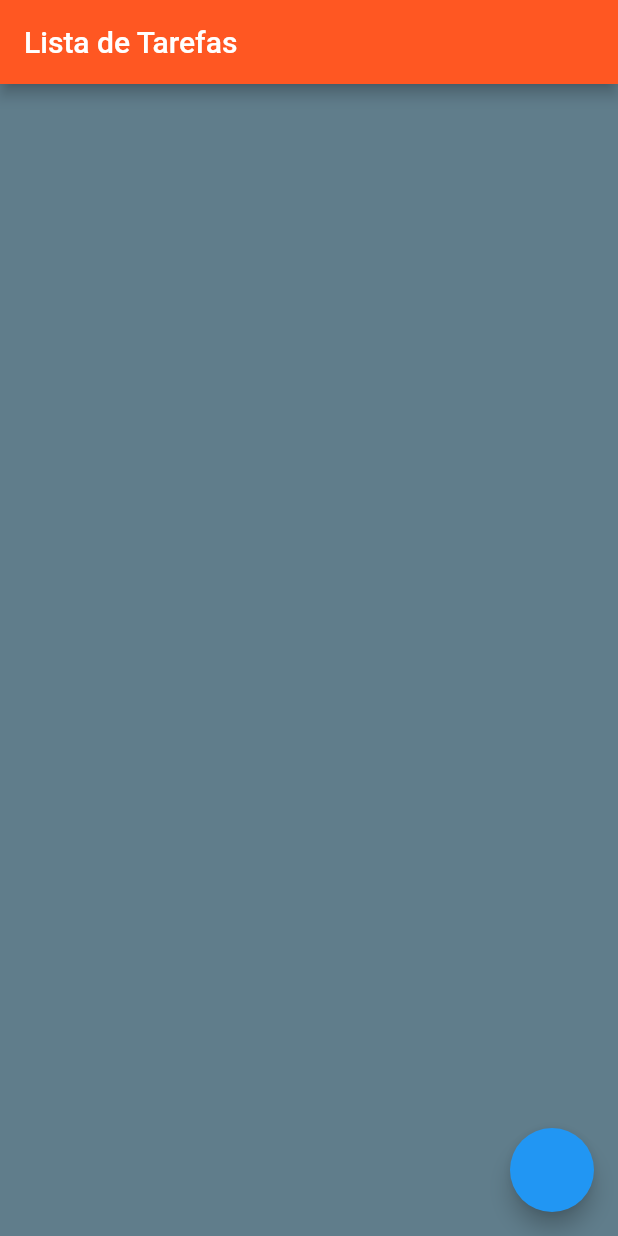
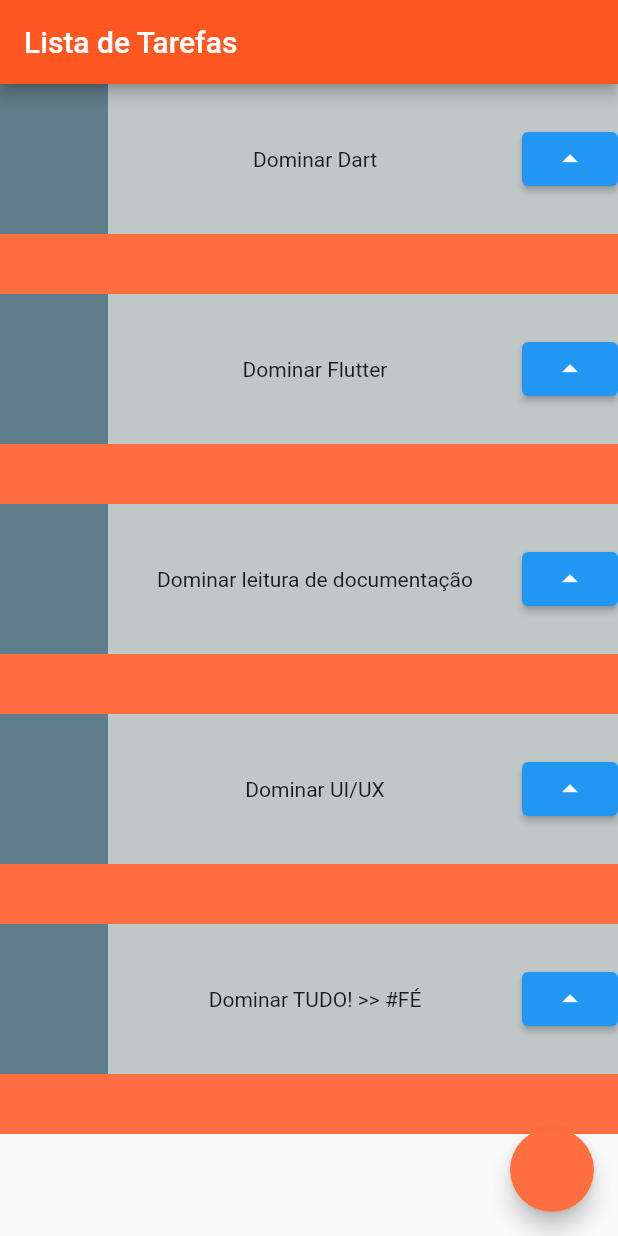
Before and after one commit to jrrodrigo421/Estudos_Flutter, a Flutter app: the screen it shows after launch, on a phone screen of 412 x 824 dp. Run offline on Flutter 3.47's test engine with Material 2 defaults, Android fonts, the phone set to English and light mode, and no system bars.

Commit message:
criando a listagem de task e parametro para diferenciar as task

```diff
--- a/lib/main.dart
+++ b/lib/main.dart
@@ -19,13 +19,61 @@ class MyApp extends StatelessWidget {
           backgroundColor: Colors.deepOrange,
           title: const Text('Lista de Tarefas'),
         ),
-        body: Container(
-          color: Colors.blueGrey,
+        body: const Column(
+          children: [
+            Task(nome: 'Dominar Dart',),
+            Task(nome: 'Dominar Flutter'),
+            Task(nome: 'Dominar leitura de documentação',),
+            Task(nome: 'Dominar UI/UX'),
+            Task(nome: 'Dominar TUDO! >> #FÉ'),
+
+          ],
         ),
-        floatingActionButton: FloatingActionButton(onPressed: () {
-          print('clicou');
-        }),
+        floatingActionButton: FloatingActionButton(
+          onPressed: () {
+            print('clicou');
+          },
+          backgroundColor: Colors.deepOrangeAccent,
+        ),
       ),
     );
   }
 }
+
+class Task extends StatelessWidget {
+  final String nome;
+
+  const Task({super.key, required this.nome});
+
+  @override
+  Widget build(BuildContext context) {
+    return Container(
+      color: Colors.blueGrey,
+      child: Stack(
+        children: [
+          Container(
+            color: Colors.deepOrangeAccent,
+            height: 140,
+          ),
+          Container(
+            color: const Color.fromARGB(255, 192, 200, 199),
+            height: 100,
+            child: Row(
+              mainAxisAlignment: MainAxisAlignment.spaceBetween,
+              children: [
+                Container(
+                  color: Colors.blueGrey,
+                  width: 72,
+                  height: 100,
+                ),
+                Text(nome),
+                ElevatedButton(
+                    onPressed: () {}, child: Icon(Icons.arrow_drop_up))
+              ],
+            ),
+          )
+        ],
+      ),
+    );
+  }
+}
```
